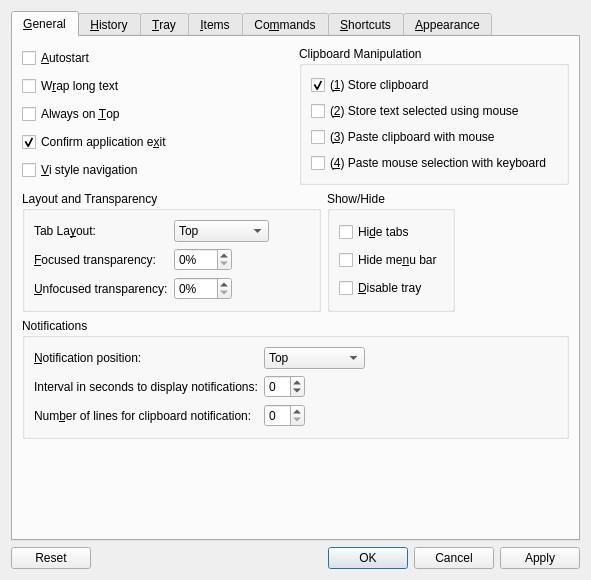
hluk/CopyQ, file src/ui/configurationmanager.ui: the form before one commit.
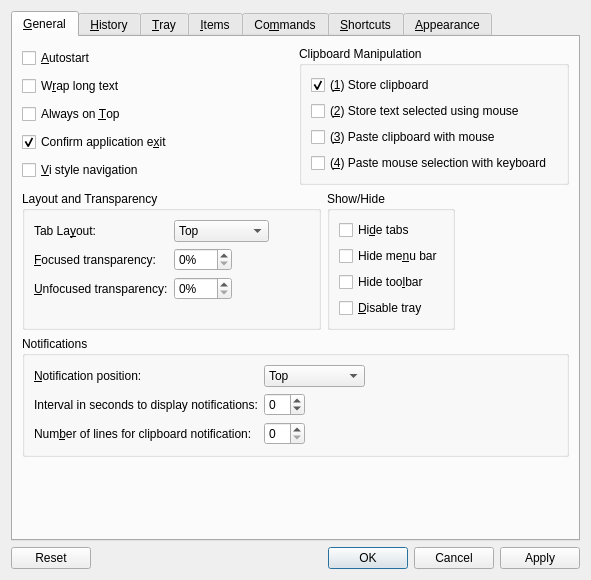
The form after the commit. Icons and pictures are not drawn. Custom widgets are drawn as their Qt base class.

Commit message: Added dynamic toolbar and fix icon colors in shortcut configuration

The edit to the form file:
```diff
--- a/src/ui/configurationmanager.ui
+++ b/src/ui/configurationmanager.ui
@@ -387,6 +387,16 @@
                 </property>
                </widget>
               </item>
+              <item>
+               <widget class="QCheckBox" name="checkBoxHideToolbar">
+                <property name="toolTip">
+                 <string>Hide toolbar</string>
+                </property>
+                <property name="text">
+                 <string>Hide too&amp;lbar</string>
+                </property>
+               </widget>
+              </item>
               <item>
                <widget class="QCheckBox" name="checkBoxDisableTray">
                 <property name="toolTip">
```
Left out of the diff: 1 changed line with no effect on the pictures. The commit also changes 15 other files.
